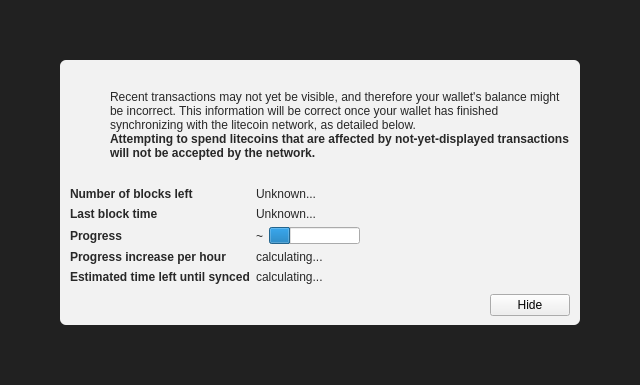
Old version of the form src/qt/forms/modaloverlay.ui in the repository Brianmax/Crypto.
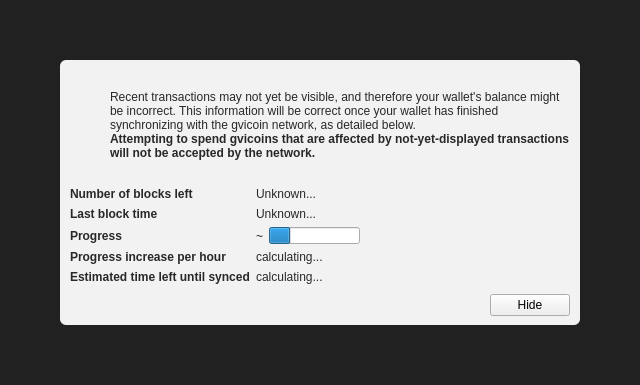
New version of the form. Icons and pictures are not drawn. Custom widgets are drawn as their Qt base class.

Commit message: gvicoin name

What changed in the file:
```diff
--- a/src/qt/forms/modaloverlay.ui
+++ b/src/qt/forms/modaloverlay.ui
@@ -130,7 +130,7 @@
              <item>
               <widget class="QLabel" name="infoText">
                <property name="text">
-                <string>Recent transactions may not yet be visible, and therefore your wallet's balance might be incorrect. This information will be correct once your wallet has finished synchronizing with the litecoin network, as detailed below.</string>
+                <string>Recent transactions may not yet be visible, and therefore your wallet's balance might be incorrect. This information will be correct once your wallet has finished synchronizing with the gvicoin network, as detailed below.</string>
                </property>
                <property name="textFormat">
                 <enum>Qt::RichText</enum>
@@ -149,7 +149,7 @@
                 </font>
                </property>
                <property name="text">
-                <string>Attempting to spend litecoins that are affected by not-yet-displayed transactions will not be accepted by the network.</string>
+                <string>Attempting to spend gvicoins that are affected by not-yet-displayed transactions will not be accepted by the network.</string>
                </property>
                <property name="textFormat">
                 <enum>Qt::RichText</enum>
```
The commit also changes 207 other files.
